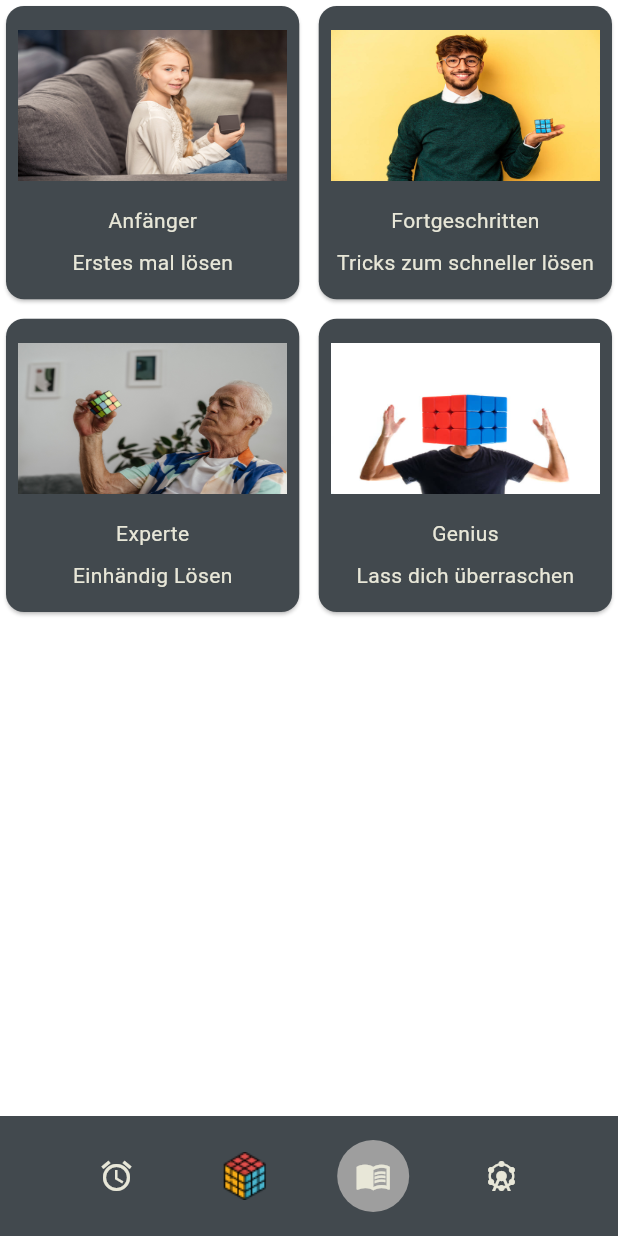
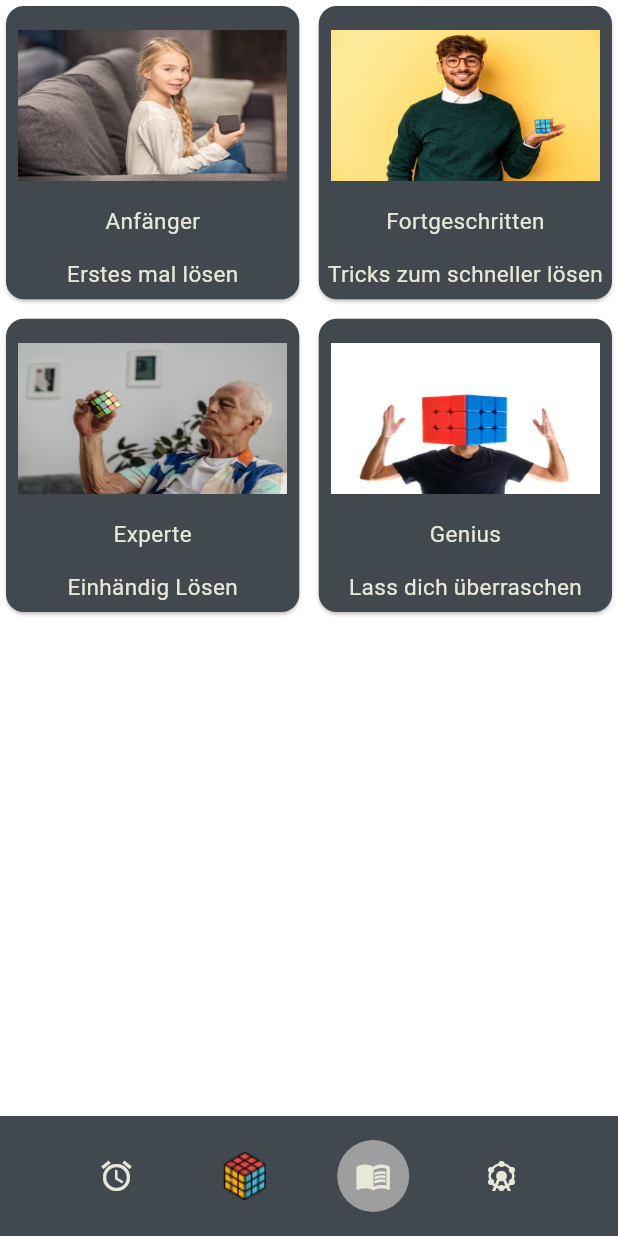
Before and after one commit to DieInhaltsangabe/AppProgrammingFlatter, a Flutter app: the TutorialSection screen opened directly, on a phone screen of 412 x 824 dp. Run offline on Flutter 3.47's test engine with Material 3 defaults, Android fonts, the phone set to English and light mode, and no system bars; our stand-ins replace flutter_colorpicker, shared_preferences; missing offline and left inert: cuber; accounts and stored records are empty; generated files the repository leaves out were written again; Roboto replaces fonts that are missing (Arial); statements that could not run were skipped.

Commit message:
fixed some minor bugs

```diff
--- a/cuberino/lib/components/tutorialcard.dart
+++ b/cuberino/lib/components/tutorialcard.dart
@@ -1,3 +1,4 @@
+import 'package:cuberino/app_settings.dart';
 import 'package:cuberino/components/tutorialdetail.dart';
 import 'package:cuberino/pages/tutorial.dart';
 import 'package:flutter/material.dart';
@@ -51,9 +52,23 @@ class TutorialCard extends StatelessWidget {
             Expanded(
               child: Column(
                 children: [
-                  Text(captionText),
+                  Expanded(
+                    child: SingleChildScrollView(
+                      child: Text(captionText,
+                          style: TextStyle(
+                              fontSize: AppSettings().fontSize,
+                              fontFamily: AppSettings().font)),
+                    ),
+                  ),
                   const SizedBox(height: 8.0),
-                  Text(subsectionText),
+                  Expanded(
+                    child: SingleChildScrollView(
+                      child: Text(subsectionText,
+                          style: TextStyle(
+                              fontSize: AppSettings().fontSize,
+                              fontFamily: AppSettings().font)),
+                    ),
+                  ),
                 ],
               ),
             ),
--- a/cuberino/lib/pages/challange_section.dart
+++ b/cuberino/lib/pages/challange_section.dart
@@ -177,6 +177,7 @@ class Challanges extends State<ChallangesSection> {
   _loadData() async {
     SharedPreferences prefs = await SharedPreferences.getInstance();
     String challangeString = prefs.getString("challanges") ?? "";
+    if ("" != challangeString) {
       var parsed = json.decode(challangeString);
       parsed[1] = DateTime.parse(parsed[1]);
 
@@ -188,6 +189,7 @@ class Challanges extends State<ChallangesSection> {
       });
       print(parsed);
       _saveData();
+    }
   }
 
   /**
```
Also changed, not shown: cuberino/lib/main.dart (+5 -2 lines), cuberino/lib/pages/font_settings_view.dart (+4 -4 lines), cuberino/lib/pages/settings_page.dart (+23 -9 lines), cuberino/lib/pages/tutorial.dart (+17 -5 lines). Lines whose indentation alone changed are shown as unchanged.
